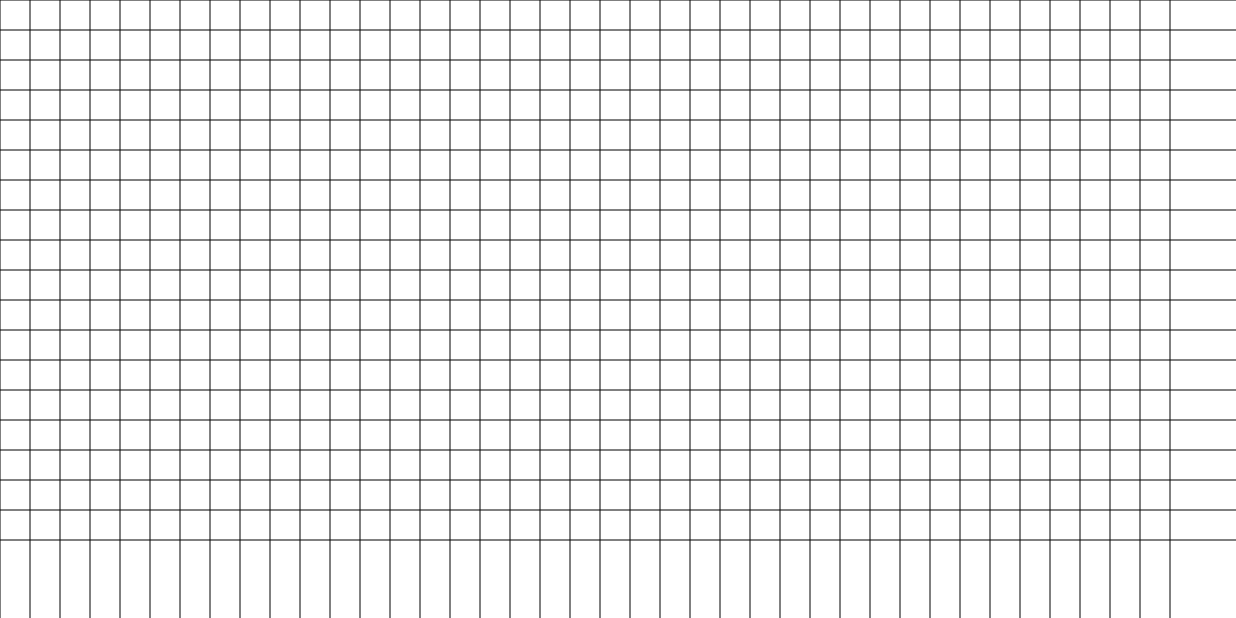
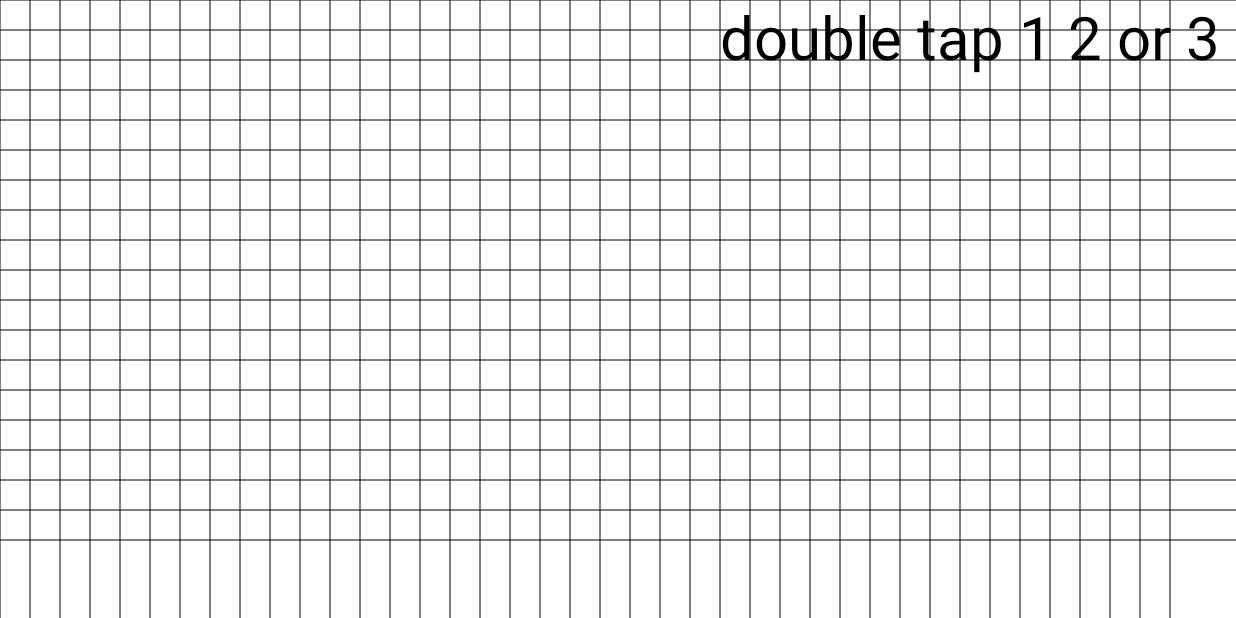
Before and after one commit to moise37/LogiSim, an Android app: the screen it shows after launch (MainActivity), on a phone screen of 824 x 412 dp (held sideways). Run offline under Robolectric (Android 15) with nearby library versions, the phone set to English and light mode, and no system bars.

Commit message:
last sprint: final

```diff
--- a/app/src/main/java/com/gamecodeschool/gatelogic/MainActivity.java
+++ b/app/src/main/java/com/gamecodeschool/gatelogic/MainActivity.java
@@ -74,6 +74,12 @@ public class MainActivity extends Activity {
         gameView.setImageBitmap(blankBitmap);
         paint.setColor(Color.BLACK);
         paint.setTextSize(blockSize*2);
+        if (tree.size()==0){
+            canvas.drawText(
+                    "double tap 1 2 or 3",
+                    blockSize*24, blockSize*2f,
+                    paint);
+        }
         canvas.drawRect(0,blockSize*22,blockSize*42,blockSize*35,paint);
         paint.setColor(Color.WHITE);
         canvas.drawText(
@@ -263,6 +269,8 @@ public class MainActivity extends Activity {
     public boolean onTouchEvent(MotionEvent motionEvent)
     {
         paint.setColor(Color.BLACK);
+
+
         if(state.getState()){
             if((motionEvent.getAction() & MotionEvent.ACTION_MASK) == MotionEvent.ACTION_UP) {
                 touchX1 = (int) motionEvent.getX() / blockSize;
```
